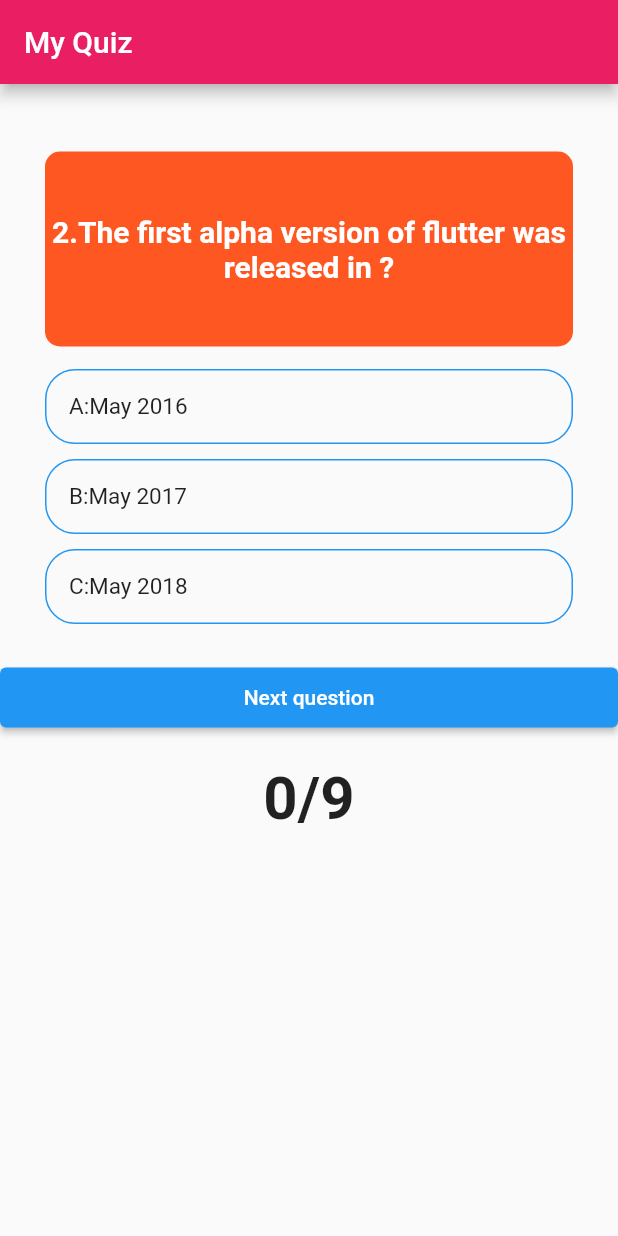
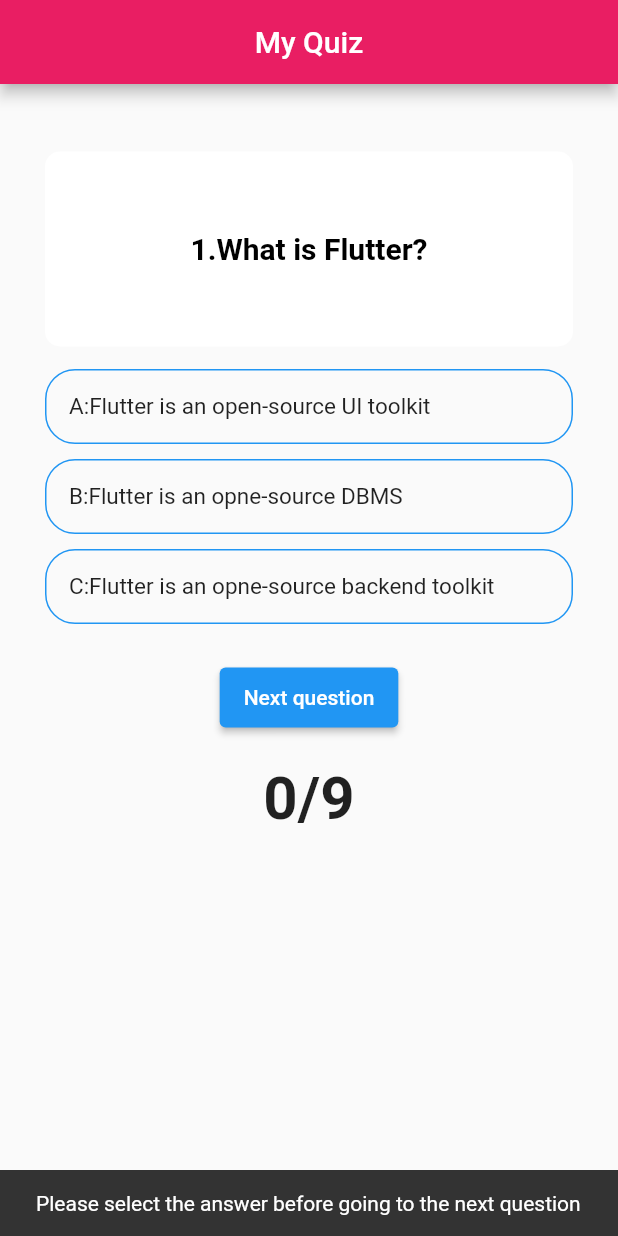
Before and after one commit to BhuvaneswariRayala/quizapp, a Flutter app: the screen it shows after launch, after a tap on "Next question", on a phone screen of 412 x 824 dp. Run offline on Flutter 3.47's test engine with Material 2 defaults, Android fonts, the phone set to English and light mode, and no system bars.

Commit message:
added next and score fetures

```diff
--- a/lib/answer.dart
+++ b/lib/answer.dart
@@ -2,17 +2,20 @@ import 'package:flutter/material.dart';
 
 class Answer extends StatelessWidget {
   final String? answerText;
-  Answer({this.answerText});
+  final Color? answerColor;
+  final Function()? answerTap;
+  Answer({this.answerText, this.answerColor, this.answerTap});
 
   @override
   Widget build(BuildContext context) {
     return InkWell(
-      onTap: () {},
+      onTap: answerTap,
       child: Container(
         padding: EdgeInsets.all(15.0),
         margin: EdgeInsets.symmetric(vertical: 5.0, horizontal: 30.0),
         width: double.infinity,
         decoration: BoxDecoration(
+          color: answerColor,
           border: Border.all(color: Colors.blue),
           borderRadius: BorderRadius.circular(20.0),
         ),
--- a/lib/home.dart
+++ b/lib/home.dart
@@ -12,11 +12,61 @@ class _HomePageState extends State<HomePage> {
   List<Icon> _scoreTracker = [];
   int _questionIndex = 0;
   int _totalScore = 0;
+  bool answerWasSelected = false;
+  bool endofQuiz = false;
+  bool correctAnswerWasSelected = false;
+  void _questionsAnswered(answerScore) {
+    setState(() {
+      //answer was selected
+      answerWasSelected = true;
+      //check if answer was correct
+      if (answerScore) {
+        _totalScore++;
+        correctAnswerWasSelected = true;
+      }
+      //adding to the score tracker on top
+      _scoreTracker.add(
+        answerScore
+            ? Icon(Icons.check_circle, color: Colors.green)
+            : Icon(
+                Icons.cancel_rounded,
+                color: Colors.red,
+              ),
+      );
+      // when the quiz ends
+      if (_questionIndex + 1 == _questions.length) {
+        endofQuiz = true;
+      }
+    });
+  }
+
+  void _nextQuestion() {
+    setState(() {
+      _questionIndex++;
+      answerWasSelected = false;
+      correctAnswerWasSelected = false;
+    });
+    //what happens at the end of the quiz
+    if (_questionIndex >= _questions.length) {
+      _resetQuiz();
+    }
+  }
+
+  void _resetQuiz() {
+    setState(() {
+      _questionIndex = 0;
+      _totalScore = 0;
+      _scoreTracker = [];
+      endofQuiz = false;
+    });
+  }
+
   @override
   Widget build(BuildContext context) {
     return Scaffold(
       appBar: AppBar(
         title: Text('My Quiz'),
+        centerTitle: true,
         backgroundColor: Colors.pink,
       ),
       body: Container(
@@ -40,7 +90,8 @@ class _HomePageState extends State<HomePage> {
               margin: EdgeInsets.only(bottom: 10, left: 30, right: 30),
               decoration: BoxDecoration(
                 borderRadius: BorderRadius.circular(10.0),
-                color: Colors.deepOrange,
+                color: Colors.white,
+                //deepOrange,
               ),
               child: Center(
                 child: Text(
@@ -48,7 +99,8 @@ class _HomePageState extends State<HomePage> {
                   textAlign: TextAlign.center,
                   style: TextStyle(
                     fontSize: 20.0,
-                    color: Colors.white,
+                    color: Colors.black,
+                    //white
                     fontWeight: FontWeight.bold,
                   ),
                 ),
@@ -58,25 +110,60 @@ class _HomePageState extends State<HomePage> {
                     as List<Map<String, Object>>)
                 .map((answer) => Answer(
                       answerText: answer['answerText'].toString(),
+                      answerColor: answerWasSelected
+                          ? (answer['score'] == true
+                              ? Colors.green
+                              : Colors.red)
+                          : Colors.transparent,
+                      answerTap: () {
+                        //if answer was alredy selected then notthing happen on the ontap
+                        if (answerWasSelected) {
+                          return;
+                        }
+                        _questionsAnswered(answer['score']);
+                        //
+                      },
                     )),
             SizedBox(height: 20),
             ElevatedButton(
                 style: ElevatedButton.styleFrom(
-                  minimumSize: Size(double.infinity, 40.0),
+                  minimumSize: Size(80, 40.0),
                 ),
                 onPressed: () {
-                  setState(() {
-                    _questionIndex = _questionIndex + 1;
-                  });
+                  if (!answerWasSelected) {
+                    ScaffoldMessenger.of(context).showSnackBar(SnackBar(
+                        content: Text(
+                            'Please select the answer before going to the next question')));
+                    return;
+                  }
+                  _nextQuestion();
                 },
-                child: Text('Next question')),
+                child: Text(endofQuiz ? 'Restart Quiz' : 'Next question')),
             Container(
               padding: EdgeInsets.all(20),
               child: Text(
-                '0/9',
+                '${_totalScore.toString()}/${_questions.length}',
                 style: TextStyle(fontSize: 40, fontWeight: FontWeight.bold),
               ),
             ),
+            if (answerWasSelected)
+              Container(
+                height: 50,
+                width: double.infinity,
+                color: correctAnswerWasSelected ? Colors.green : Colors.red,
+                child: Center(
+                  child: Text(
+                    correctAnswerWasSelected
+                        ? 'Well done, you got right!'
+                        : 'wrong',
+                    style: TextStyle(
+                      fontSize: 15.0,
+                      color: Colors.white,
+                      fontWeight: FontWeight.bold,
+                    ),
+                  ),
+                ),
+              )
           ],
         ),
       ),
```
